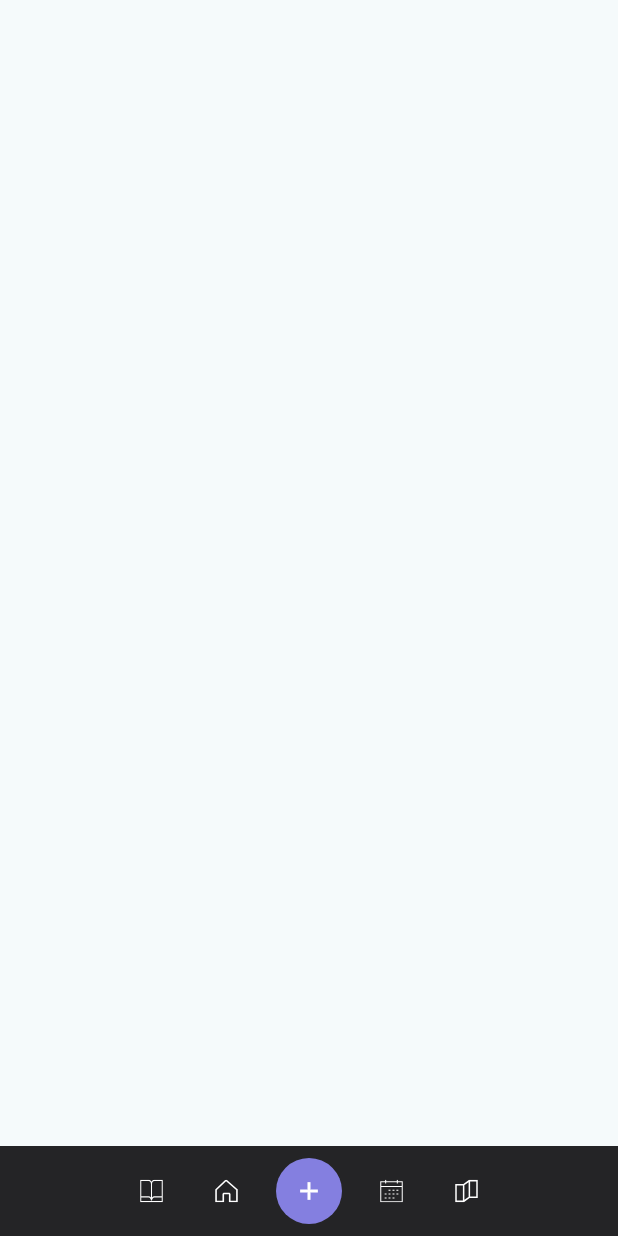
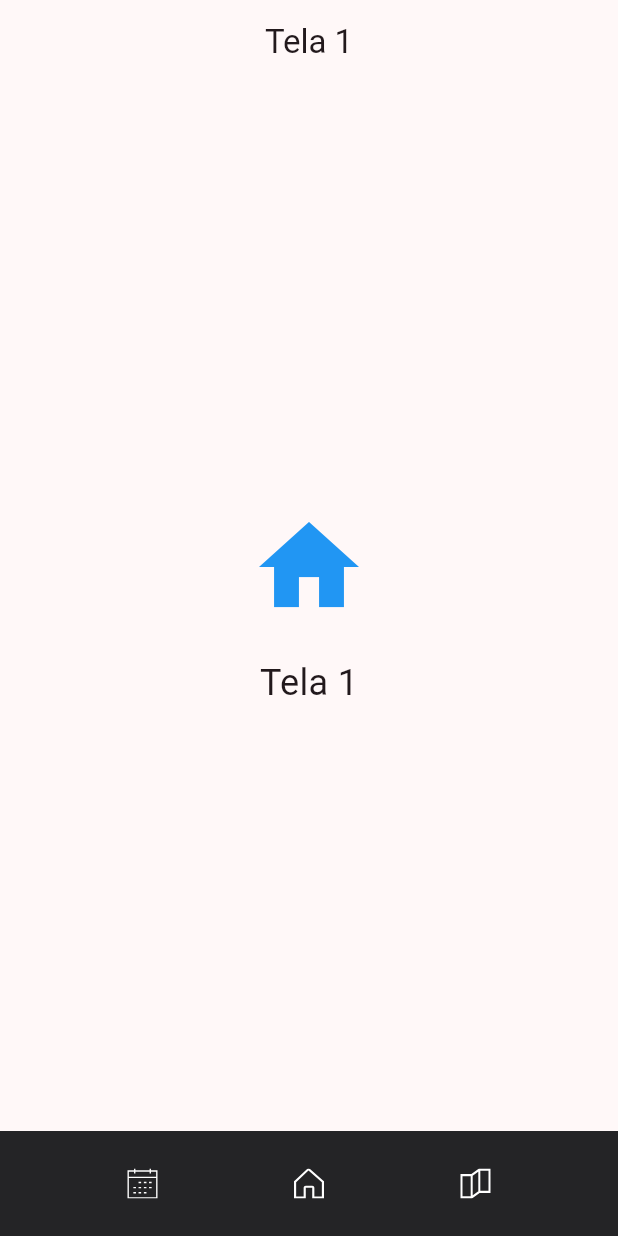
Before and after one commit to NoachDev/SeferTorah, a Flutter app: the screen it shows after launch, on a phone screen of 412 x 824 dp. Run offline on Flutter 3.47's test engine with Material 3 defaults, Android fonts, the light colour scheme and no system bars; our stand-ins replace flutter_svg, go_router.

Commit message:
simple rebuild of navbottom with goroute

```diff
--- a/lib/main.dart
+++ b/lib/main.dart
@@ -1,6 +1,7 @@
 import 'package:flutter/material.dart';
+import 'package:flutter_svg/svg.dart';
 import 'package:provider/provider.dart';
-import 'package:flutter_svg/flutter_svg.dart';
+import 'package:go_router/go_router.dart';
 
 void main() {
   runApp(const MyApp());
@@ -11,86 +12,238 @@
 
   @override
   Widget build(BuildContext context) {
-    return ChangeNotifierProvider(
+    return ChangeNotifierProvider( // app state management
       create: (context) => AppState(),
-      child: MaterialApp(
+      child: MaterialApp.router(  // material app with router
         debugShowCheckedModeBanner: false,
-        title: 'Flutter Demo',
+        title: 'SeferTorah',
         theme: ThemeData(
           colorScheme: ColorScheme.fromSeed(
-            brightness: Brightness.light, seedColor: Colors.white),
+            brightness: Brightness.light, seedColor: const Color.fromARGB(255, 0, 0, 0)),
           useMaterial3: true),
-        home: HomePage(),
+        routerConfig: _router, // router configuration
       )
     );
   }
 }
 
-class AppState extends ChangeNotifier {}
+final GoRouter _router = GoRouter(
+  initialLocation: '/home',
+  routes: [
+    StatefulShellRoute.indexedStack(
+      builder: (context , state, navigationShell) => RootLayout(child: navigationShell),
+      branches: [
+        StatefulShellBranch(routes : [
+            GoRoute(
+              path: '/home',
+              name: 'home',
+              builder: (context, state) => const Screen1(),
+            )
+          ]
+        ),
+        StatefulShellBranch(routes : [
+            GoRoute(
+              path: '/calendar',
+              name: 'calendar',
+              builder: (context, state) => const Screen2(),
+            )
+          ]
+        ),
+        StatefulShellBranch(routes : [
+            GoRoute(
+              path: '/comunity',
+              name: 'comunity',
+              builder: (context, state) => const Screen3(),
+            )
+          ]
+        ),
+      ]
+    ),
+  ],
+);
 
-class HomePage extends StatelessWidget {
+class AppState extends ChangeNotifier {
+  String _currentRoute = '/home';
+
+  String get currentRoute => _currentRoute;
+
+  void setRoute(String route) {
+    _currentRoute = route;
+    notifyListeners();
+  }
+}
+
+class RootLayout extends StatelessWidget {
+  final Widget child;
+  final StatefulNavigationShell? navigationShell ;
+  const RootLayout({super.key, required this.child, this.navigationShell});
+
   @override
   Widget build(BuildContext context) {
     return Scaffold(
-      body: Container(),
+      body : child,
       bottomNavigationBar: SafeArea(
         child: Container(
           color: Color.fromARGB(255, 36, 36, 38),
-          height: 60,
-          padding: EdgeInsets.all(8),
-          child: NavBottomBar()
+          height: 70,
+          padding: const EdgeInsets.all(8),
+          child: const NavBottomBar(),
         )
       ),
     );
   }
 }
 
-class IconBottomBar extends StatelessWidget {
-  const IconBottomBar({
-    super.key,
-    this.aname = "",
-  });
-
-  final String aname;
+class Screen1 extends StatelessWidget {
+  const Screen1();
 
   @override
   Widget build(BuildContext context) {
-    return CircleAvatar(
-      radius: 25,
-      backgroundColor: Color.fromARGB(0, 0, 0, 0),
-      child: IconButton(
-        onPressed: () {},
-        icon: SvgPicture.asset(
-          'assets/icons/$aname.svg',
-          semanticsLabel: 'book widget',
-          height: 15,
-          color: Colors.white,
+    return Scaffold(
+      appBar: AppBar(
+        title: const Text('Tela 1'),
+        centerTitle: true,
+      ),
+      body: Center(
+        child: Column(
+          mainAxisAlignment: MainAxisAlignment.center,
+          children: [
+            const Icon(Icons.home, size: 80, color: Colors.blue),
+            const SizedBox(height: 20),
+            const Text('Tela 1', style: TextStyle(fontSize: 24)),
+          ],
         ),
-      )
+      ),
+    );
+  }
+}
+
+class Screen2 extends StatelessWidget {
+  const Screen2();
+
+  @override
+  Widget build(BuildContext context) {
+    return Scaffold(
+      appBar: AppBar(
+        title: const Text('Tela 2'),
+        centerTitle: true,
+      ),
+      body: Center(
+        child: Column(
+          mainAxisAlignment: MainAxisAlignment.center,
+          children: [
+            const Icon(Icons.favorite, size: 80, color: Colors.red),
+            const SizedBox(height: 20),
+            const Text('Tela 2', style: TextStyle(fontSize: 24)),
+          ],
+        ),
+      ),
+    );
+  }
+}
+
+class Screen3 extends StatelessWidget {
+  const Screen3();
+
+  @override
+  Widget build(BuildContext context) {
+    return Scaffold(
+      appBar: AppBar(
+        title: const Text('Tela 3'),
+        centerTitle: true,
+      ),
+      body: Center(
+        child: Column(
+          mainAxisAlignment: MainAxisAlignment.center,
+          children: [
+            const Icon(Icons.settings, size: 80, color: Colors.green),
+            const SizedBox(height: 20),
+            const Text('Tela 3', style: TextStyle(fontSize: 24)),
+          ],
+        ),
+      ),
+    );
+  }
+}
+
+// ===== BARRA DE NAVEGAÇÃO =====
+
+class IconBottomBar extends StatelessWidget {
+  final String routeName;
+  final IconData icon;
+  final String currentRoute;
+
+  const IconBottomBar({
+    super.key,
+    required this.routeName,
+    required this.icon,
+    required this.currentRoute,
+  });
+
+  @override
+  Widget build(BuildContext context) {
+    bool isSelected = currentRoute == '/$routeName';
+
+    return GestureDetector(
+      onTap: () {
+        GoRouter.of(context).goNamed(routeName);
+        context.read<AppState>().setRoute('/$routeName');
+      },
+      child: Column(
+        mainAxisAlignment: MainAxisAlignment.center,
+        children: [
+          Icon(
+            icon,
+            color: isSelected ? Colors.green : Colors.white,
+            size: 28,
+          ),
+          if (isSelected)
+            Container(
+              width: 6,
+              height: 6,
+              margin: const EdgeInsets.only(top: 4),
+              decoration: const BoxDecoration(
+                color: Colors.green,
+                shape: BoxShape.circle,
+              ),
+            )
+        ],
+      ),
     );
   }
 }
 
 class NavBottomBar extends StatelessWidget {
-  const NavBottomBar({
-    super.key,
-  });
+  const NavBottomBar({super.key});
 
   @override
   Widget build(BuildContext context) {
-    return Row(mainAxisAlignment: MainAxisAlignment.center, children: [
-      IconBottomBar(aname: "book"),
-      IconBottomBar(aname: "home"),
-      CircleAvatar(
-        radius: 30,
-        backgroundColor: Color.fromARGB(255, 132, 127, 224),
-        child: IconButton(
-            onPressed: () {},
-            icon: const Icon(Icons.add, color: Colors.white),
-            iconSize: 20),
-      ),
-      IconBottomBar(aname: "calendar"),
-      IconBottomBar(aname: "comunity"),
-    ]);
+
+    return Row(
+      mainAxisAlignment: MainAxisAlignment.spaceEvenly,
+      children: [
+        IconButton(onPressed: () => GoRouter.of(context).goNamed("calendar"), icon: SvgPicture.asset(
+          'assets/icons/calendar.svg',
+          semanticsLabel: 'calendar widget',
+          height: 20,
+          colorFilter: const ColorFilter.mode(Colors.white, BlendMode.srcIn)
+          )
+        ),
+        IconButton(onPressed: () => GoRouter.of(context).goNamed("home"), icon: SvgPicture.asset(
+          'assets/icons/home.svg',
+          semanticsLabel: 'home widget',
+          height: 20,
+          colorFilter: const ColorFilter.mode(Colors.white, BlendMode.srcIn)
+          )
+        ),
+        IconButton(onPressed: () => GoRouter.of(context).goNamed("comunity"), icon: SvgPicture.asset(
+          'assets/icons/comunity.svg',
+          semanticsLabel: 'comunity widget',
+          height: 20,
+          colorFilter: const ColorFilter.mode(Colors.white, BlendMode.srcIn)
+          )
+        ),
+      ],
+    );
   }
 }
--- a/pubspec.yaml
+++ b/pubspec.yaml
@@ -17,6 +17,7 @@ dependencies:
   cupertino_icons: ^1.0.2
   provider: ^6.0.0
   flutter_svg: ^2.0.9
+  go_router: ^14.0.0
 
 
 dev_dependencies:
```
